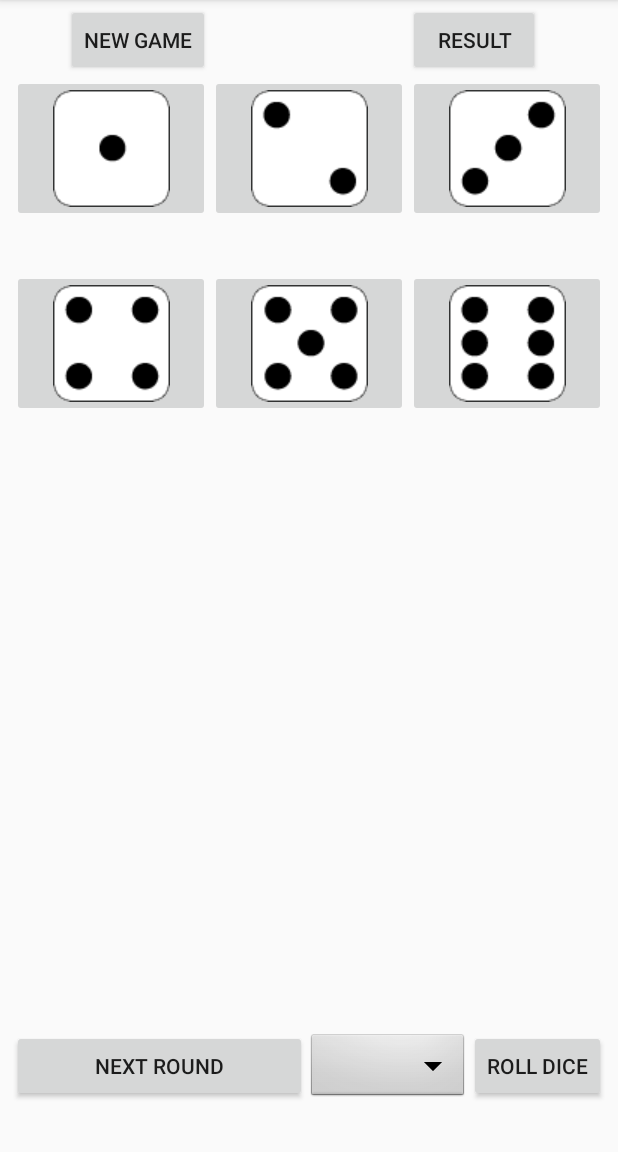
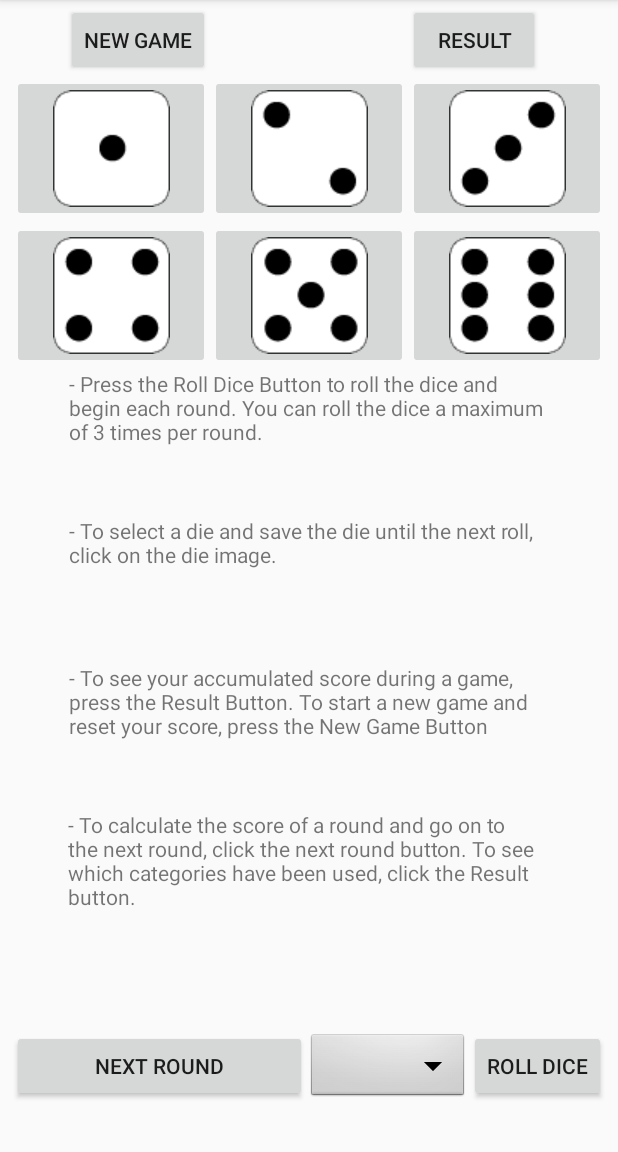
Before and after one commit to KarlBengtsson/DiceGameFinal, an Android app: the screen it shows after launch (MainActivity), on a phone screen of 412 x 824 dp, the part 84-1236 px from its top. Run offline under Robolectric (Android 15) with nearby library versions, the phone set to English and light mode, and no system bars.

Commit message:
Komplettering 1

```diff
--- a/app/src/main/res/layout/activity_main.xml
+++ b/app/src/main/res/layout/activity_main.xml
@@ -24,7 +24,7 @@
 
         <LinearLayout
             android:layout_width="match_parent"
-            android:layout_height="130dp"
+            android:layout_height="wrap_content"
             android:orientation="horizontal">
 
             <ImageButton
@@ -52,7 +52,7 @@
 
         <LinearLayout
             android:layout_width="match_parent"
-            android:layout_height="176dp"
+            android:layout_height="wrap_content"
             android:orientation="horizontal">
 
             <ImageButton
@@ -83,6 +83,41 @@
         android:layout_height="wrap_content"
         android:layout_weight="1"
         android:gravity="center|bottom"
+        android:orientation="vertical">
+
+             <TextView
+                 android:id="@+id/textView"
+                 android:layout_width="319dp"
+                 android:layout_height="1dp"
+                 android:layout_weight="1"
+                 android:text="@string/Rule1" />
+
+             <TextView
+                 android:id="@+id/textView13"
+                 android:layout_width="319dp"
+                 android:layout_height="1dp"
+                 android:layout_weight="1"
+                 android:text="@string/Rule4" />
+
+             <TextView
+                 android:id="@+id/textView2"
+                 android:layout_width="319dp"
+                 android:layout_height="1dp"
+                 android:layout_weight="1"
+                 android:text="@string/Rule2" />
+
+             <TextView
+                 android:id="@+id/textView3"
+                 android:layout_width="321dp"
+                 android:layout_height="1dp"
+                 android:layout_weight="1"
+                 android:text="@string/Rule3" />
+
+             <LinearLayout
+                 android:layout_width="match_parent"
+                 android:layout_height="1dp"
+                 android:layout_weight="1"
+                 android:gravity="center|bottom"
                  android:orientation="horizontal">
 
                  <Button
@@ -107,6 +142,9 @@
                      android:text="@string/roll_button" />
 
              </LinearLayout>
+
+        </LinearLayout>
+
     </LinearLayout>
 
     <Button
--- a/app/src/main/res/values/strings.xml
+++ b/app/src/main/res/values/strings.xml
@@ -33,4 +33,8 @@
     <string name="empty_result"></string>
     <string name="back_to_game">Return to Game</string>
     <string name="rules_button">Game Rules</string>
+    <string name="Rule1">- Press the Roll Dice Button to roll the dice and begin each round. You can roll the dice a maximum of 3 times per round.</string>
+    <string name="Rule2">- To see your accumulated score during a game, press the Result Button. To start a new game and reset your score, press the New Game Button</string>
+    <string name="Rule3">- To calculate the score of a round and go on to the next round, click the next round button. To see which categories have been used, click the Result button.</string>
+    <string name="Rule4">- To select a die and save the die until the next roll, click on the die image.</string>
 </resources>
```
Also changed, not shown: app/src/main/AndroidManifest.xml (+7 -3 lines), app/src/main/java/com/example/thirtygame/MainActivity.java (+150 -71 lines). Lines whose indentation alone changed are shown as unchanged.
